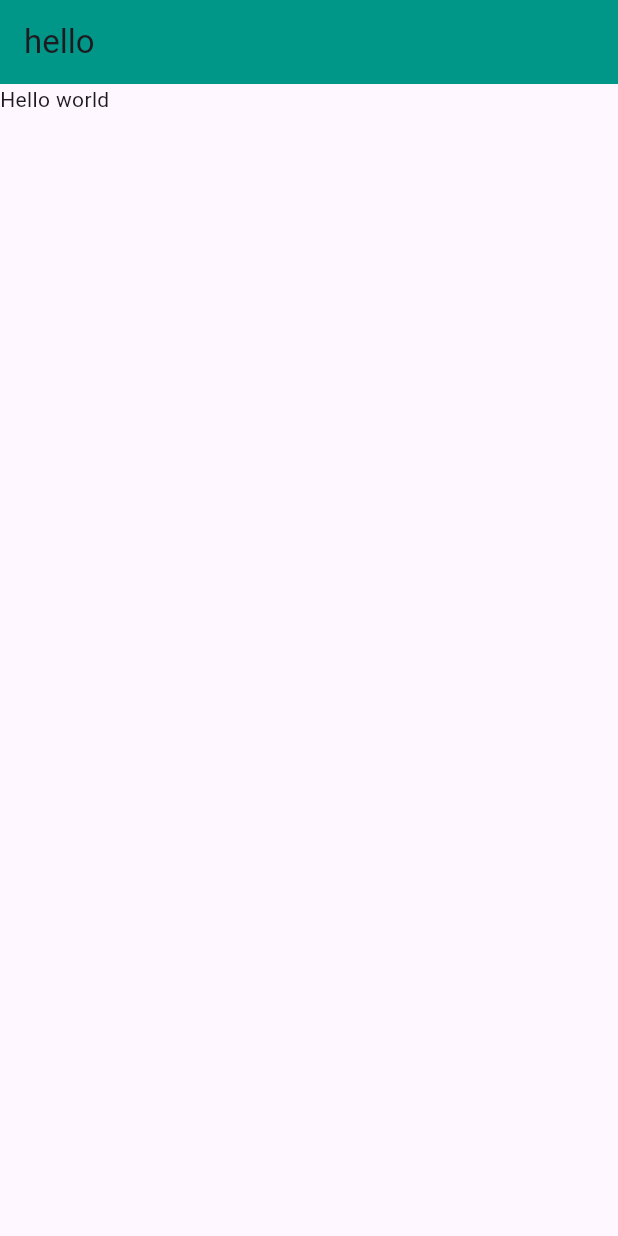
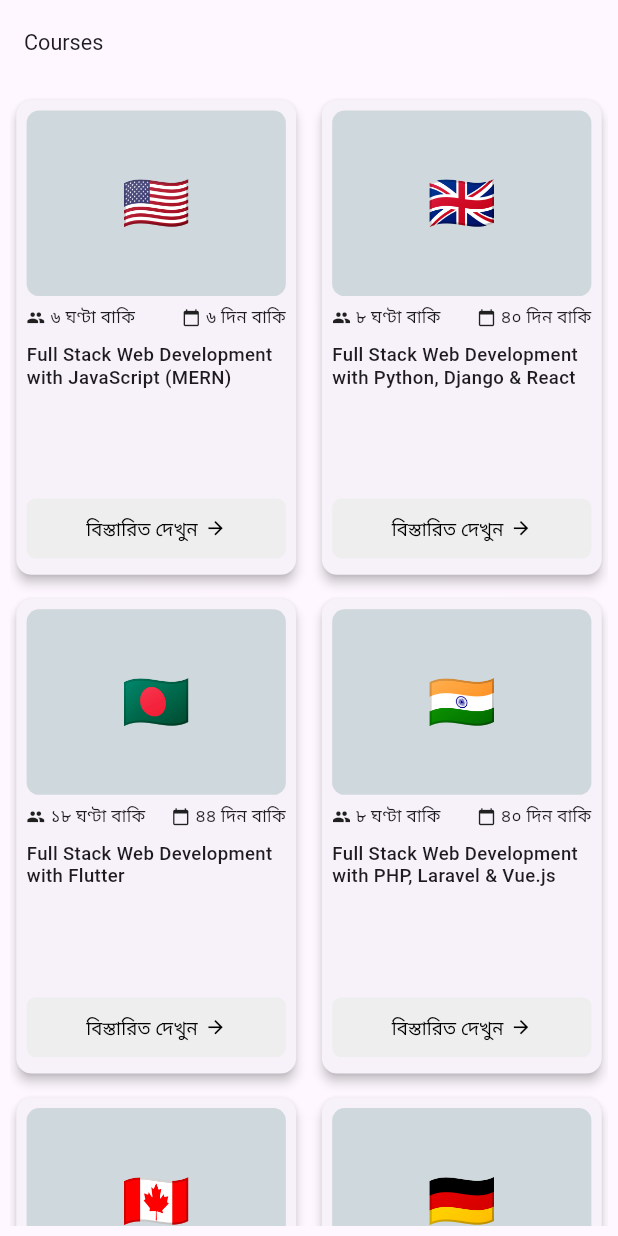
Before and after one commit to nurAlomLeon/newapp, a Flutter app: the screen it shows after launch, on a phone screen of 412 x 824 dp. Run offline on Flutter 3.47's test engine with Material 3 defaults, Android fonts, the phone set to English and light mode, and no system bars; our stand-ins replace device_preview, flutter_screenutil.

Commit message:
Update main.dart

```diff
--- a/lib/main.dart
+++ b/lib/main.dart
@@ -1,41 +1,179 @@
+import 'package:flutter/foundation.dart';
 import 'package:flutter/material.dart';
+import 'package:flutter_screenutil/flutter_screenutil.dart';
+import 'package:device_preview/device_preview.dart';
 
 void main() {
-  runApp(const Myapp());
+  runApp(
+    DevicePreview(
+      enabled: !kReleaseMode,
+      builder: (context) => MyApp(),
+    ),
+  );
 }
 
+class MyApp extends StatelessWidget {
+  @override
+  Widget build(BuildContext context) {
+    return ScreenUtilInit(
+      designSize: const Size(360, 800),
+      minTextAdapt: true,
+      splitScreenMode: true,
+      builder: (context, child) {
+        return MaterialApp(
+          useInheritedMediaQuery: true,
+          debugShowCheckedModeBanner: false,
+          locale: DevicePreview.locale(context),
+          builder: DevicePreview.appBuilder,
+          home: CoursePage(),
+        );
+      },
+    );
+  }
+}
 
-class Myapp extends StatelessWidget{
-  const Myapp({super.key});
+class CoursePage extends StatelessWidget {
+  final List<Map<String, String>> courses = [
+    {'title': 'JavaScript (MERN)', 'duration': '৬ ঘণ্টা বাকি', 'daysLeft': '৬ দিন বাকি', 'flag': '🇺🇸'},
+    {'title': 'Python, Django & React', 'duration': '৮ ঘণ্টা বাকি', 'daysLeft': '৪০ দিন বাকি', 'flag': '🇬🇧'},
+    {'title': 'Flutter', 'duration': '১৮ ঘণ্টা বাকি', 'daysLeft': '৪৪ দিন বাকি', 'flag': '🇧🇩'},
+    {'title': 'PHP, Laravel & Vue.js', 'duration': '৮ ঘণ্টা বাকি', 'daysLeft': '৪০ দিন বাকি', 'flag': '🇮🇳'},
+    {'title': 'ASP.NET Core', 'duration': '১২ ঘণ্টা বাকি', 'daysLeft': '৫০ দিন বাকি', 'flag': '🇨🇦'},
+    {'title': 'SQA & Automated Testing', 'duration': '১০ ঘণ্টা বাকি', 'daysLeft': '৩০ দিন বাকি', 'flag': '🇩🇪'},
+    {'title': 'DevOps', 'duration': '১৫ ঘণ্টা বাকি', 'daysLeft': '৩৫ দিন বাকি', 'flag': '🇫🇷'},
+    {'title': 'Coding Interview Prep', 'duration': '৯ ঘণ্টা বাকি', 'daysLeft': '২০ দিন বাকি', 'flag': '🇯🇵'},
+  ];
+
+  int getCrossAxisCount(BuildContext context) {
+    final screenWidth = MediaQuery.of(context).size.width;
+    if (screenWidth >= 1024) return 4; // Desktop
+    if (screenWidth >= 600) return 3; // Tablet
+    return 2; // Mobile
+  }
+
+  double getAspectRatio(BuildContext context) {
+    final screenWidth = MediaQuery.of(context).size.width;
+    if (screenWidth >= 1024) return 0.75; // Desktop
+    if (screenWidth >= 600) return 0.65; // Tablet
+    return 0.6; // Mobile
+  }
 
   @override
   Widget build(BuildContext context) {
-    // TODO: implement build
-    //throw UnimplementedError();
-    return MaterialApp(
-        home:const HomeActivity(),
-      theme: ThemeData(primarySwatch: Colors.blue),
-      debugShowCheckedModeBanner: false,
-      darkTheme: ThemeData(primarySwatch: Colors.blue),
+    return Scaffold(
+      appBar: AppBar(
+        title: Text('Courses', style: TextStyle(fontSize: 14.sp)),
+      ),
+      body: Padding(
+        padding: EdgeInsets.all(6.w),
+        child: GridView.builder(
+          gridDelegate: SliverGridDelegateWithFixedCrossAxisCount(
+            crossAxisCount: getCrossAxisCount(context),
+            childAspectRatio: getAspectRatio(context),
+            crossAxisSpacing: 8.w,
+            mainAxisSpacing: 8.h,
+          ),
+          itemCount: courses.length,
+          itemBuilder: (context, index) => CourseCard(course: courses[index]),
+        ),
+      ),
+    );
+  }
+}
 
+class CourseCard extends StatelessWidget {
+  final Map<String, String> course;
+
+  const CourseCard({required this.course});
+
+  @override
+  Widget build(BuildContext context) {
+    return Card(
+      shape: RoundedRectangleBorder(borderRadius: BorderRadius.circular(10.r)),
+      elevation: 3,
+      child: Padding(
+        padding: EdgeInsets.all(6.w),
+        child: Column(
+          crossAxisAlignment: CrossAxisAlignment.start,
+          children: [
+            Container(
+              height: 120.h,
+              decoration: BoxDecoration(
+                color: Colors.blueGrey[100],
+                borderRadius: BorderRadius.circular(8.r),
+              ),
+              child: Center(
+                child: Text(
+                  course['flag']!,
+                  style: TextStyle(fontSize: 36.sp),
+                ),
+              ),
+            ),
+            SizedBox(height: 6.h),
+            Row(
+              mainAxisAlignment: MainAxisAlignment.spaceBetween,
+              children: [
+                _buildInfoRow(Icons.people, course['duration']!),
+                _buildInfoRow(Icons.calendar_today, course['daysLeft']!),
+              ],
+            ),
+            SizedBox(height: 8.h),
+            Text(
+              'Full Stack Web Development with ${course['title']!}',
+              style: TextStyle(
+                fontWeight: FontWeight.w500,
+                fontSize: 12.sp,
+                height: 1.2,
+              ),
+              maxLines: 2,
+              overflow: TextOverflow.ellipsis,
+            ),
+            Spacer(), // Pushes the button to the bottom
+            SizedBox(
+              width: double.infinity,
+
+              child: TextButton(
+                style: TextButton.styleFrom(
+                  backgroundColor: Colors.grey.shade200,
+                  shape: RoundedRectangleBorder(
+                    borderRadius: BorderRadius.circular(6.r),
+                  ),
+                  padding: EdgeInsets.symmetric(vertical: 8.h),
+                ),
+                onPressed: () {},
+                child: Row(
+                  mainAxisAlignment: MainAxisAlignment.center,
+                  children: [
+                    Text(
+                      'বিস্তারিত দেখুন',
+                      style: TextStyle(
+                        color: Colors.black,
+                        fontSize: 12.sp,
+                      ),
+                    ),
+                    SizedBox(width: 4.w),
+                    Icon(Icons.arrow_forward, size: 14.sp, color: Colors.black),
+                  ],
+                ),
+              ),
+            ),
+          ],
+        ),
+      ),
     );
   }
 
-
+  Widget _buildInfoRow(IconData icon, String text) {
+    return Row(
+      mainAxisSize: MainAxisSize.min,
+      children: [
+        Icon(icon, size: 12.sp),
+        SizedBox(width: 3.w),
+        Text(
+          text,
+          style: TextStyle(fontSize: 11.sp),
+        ),
+      ],
+    );
+  }
 }
-
-class HomeActivity extends StatelessWidget{
-  const HomeActivity({super.key});
-
-  @override
-  Widget build(BuildContext context) {
-    // TODO: implement build
-    //throw UnimplementedError();
-    return Scaffold(
-      body: const Text("Hello world"),
-      appBar: AppBar(title: const Text("hello"),backgroundColor: Colors.teal,),
-    );
-
-  }
-
-}
```
